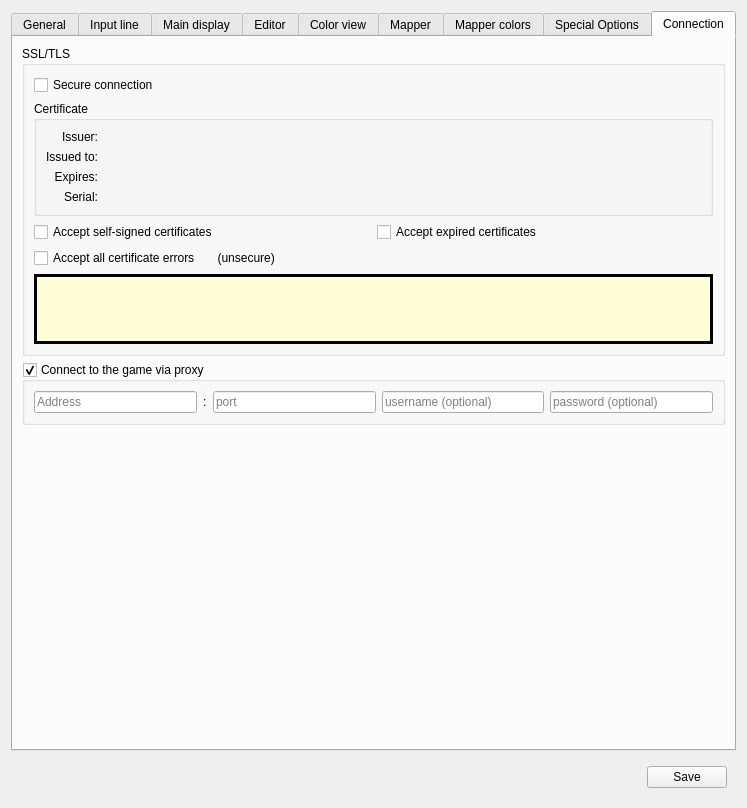
Before: the Qt Designer form src/ui/profile_preferences.ui in Mudlet/Mudlet, drawn with Qt 5.
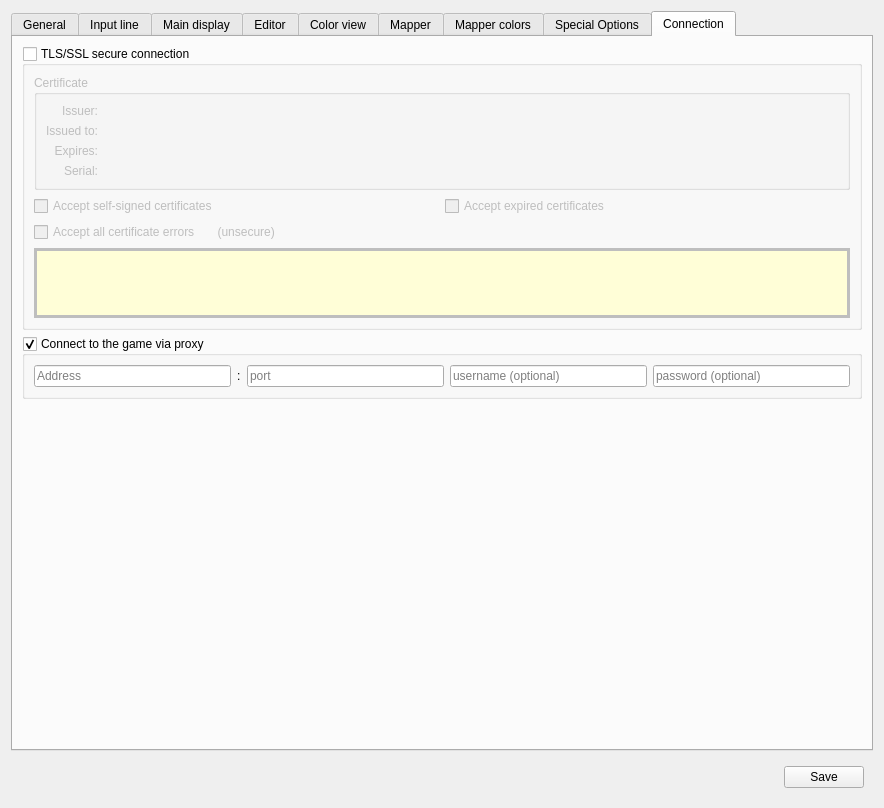
After: the same form once the commit is applied. The open tabs and pages were chosen to show the change. Icons and pictures are not drawn. Custom widgets are drawn as their Qt base class.

Commit message: Don't show SSL certificate info until we have one & streamline UI

Diff of the .ui file:
```diff
--- a/src/ui/profile_preferences.ui
+++ b/src/ui/profile_preferences.ui
@@ -6,7 +6,7 @@
    <rect>
     <x>0</x>
     <y>0</y>
-    <width>747</width>
+    <width>884</width>
     <height>808</height>
    </rect>
   </property>
@@ -2789,20 +2789,16 @@
        <item>
         <widget class="QGroupBox" name="groupBox_ssl">
          <property name="title">
-          <string>SSL/TLS</string>
+          <string>TLS/SSL secure connection</string>
+         </property>
+         <property name="checkable">
+          <bool>true</bool>
+         </property>
+         <property name="checked">
+          <bool>false</bool>
          </property>
          <layout class="QGridLayout" name="gridLayout_groupBox_ssl">
-          <item row="0" column="0">
-           <widget class="QCheckBox" name="checkBox_ssl">
-            <property name="toolTip">
-             <string extracomment="Enable SSL / TLS for this game"/>
-            </property>
-            <property name="text">
-             <string>Secure connection</string>
-            </property>
-           </widget>
-          </item>
-          <item row="1" column="0" colspan="2">
+          <item row="0" column="0" colspan="2">
            <widget class="QGroupBox" name="groupBox_ssl_certificate">
             <property name="sizePolicy">
              <sizepolicy hsizetype="Expanding" vsizetype="Preferred">
@@ -2888,37 +2884,7 @@
             </layout>
            </widget>
           </item>
-          <item row="2" column="0">
-           <widget class="QCheckBox" name="checkBox_self_signed">
-            <property name="toolTip">
-             <string extracomment="Accept secure certificates from the game even if they have expired. This presents a security risk"/>
-            </property>
-            <property name="text">
-             <string>Accept self-signed certificates</string>
-            </property>
-           </widget>
-          </item>
-          <item row="2" column="1">
-           <widget class="QCheckBox" name="checkBox_expired">
-            <property name="toolTip">
-             <string extracomment="Accept secure certificates from the game even if they have expired. This presents a security risk"/>
-            </property>
-            <property name="text">
-             <string>Accept expired certificates</string>
-            </property>
-           </widget>
-          </item>
           <item row="3" column="0" colspan="2">
-           <widget class="QCheckBox" name="checkBox_ignore_all">
-            <property name="toolTip">
-             <string extracomment="Ignore all SSL/TLS errors - this negates the point of a secure connection, use carefully"/>
-            </property>
-            <property name="text">
-             <string>Accept all certificate errors       (unsecure)</string>
-            </property>
-           </widget>
-          </item>
-          <item row="4" column="0" colspan="2">
            <widget class="QFrame" name="notificationArea">
             <property name="sizePolicy">
              <sizepolicy hsizetype="Expanding" vsizetype="Fixed">
@@ -3189,6 +3155,15 @@
                     </color>
                    </brush>
                   </colorrole>
+                  <colorrole role="PlaceholderText">
+                   <brush brushstyle="NoBrush">
+                    <color alpha="128">
+                     <red>0</red>
+                     <green>0</green>
+                     <blue>0</blue>
+                    </color>
+                   </brush>
+                  </colorrole>
                  </active>
                  <inactive>
                   <colorrole role="WindowText">
@@ -3326,6 +3301,15 @@
                     </color>
                    </brush>
                   </colorrole>
+                  <colorrole role="PlaceholderText">
+                   <brush brushstyle="NoBrush">
+                    <color alpha="128">
+                     <red>0</red>
+                     <green>0</green>
+                     <blue>0</blue>
+                    </color>
+                   </brush>
+                  </colorrole>
                  </inactive>
                  <disabled>
                   <colorrole role="WindowText">
@@ -3463,6 +3447,15 @@
                     </color>
                    </brush>
                   </colorrole>
+                  <colorrole role="PlaceholderText">
+                   <brush brushstyle="NoBrush">
+                    <color alpha="128">
+                     <red>0</red>
+                     <green>0</green>
+                     <blue>0</blue>
+                    </color>
+                   </brush>
+                  </colorrole>
                  </disabled>
                 </palette>
                </property>
@@ -3638,6 +3631,15 @@
                     </color>
                    </brush>
                   </colorrole>
+                  <colorrole role="PlaceholderText">
+                   <brush brushstyle="NoBrush">
+                    <color alpha="128">
+                     <red>0</red>
+                     <green>0</green>
+                     <blue>0</blue>
+                    </color>
+                   </brush>
+                  </colorrole>
                  </active>
                  <inactive>
                   <colorrole role="WindowText">
@@ -3775,6 +3777,15 @@
                     </color>
                    </brush>
                   </colorrole>
+                  <colorrole role="PlaceholderText">
+                   <brush brushstyle="NoBrush">
+                    <color alpha="128">
+                     <red>0</red>
+                     <green>0</green>
+                     <blue>0</blue>
+                    </color>
+                   </brush>
+                  </colorrole>
                  </inactive>
                  <disabled>
                   <colorrole role="WindowText">
@@ -3912,6 +3923,15 @@
                     </color>
                    </brush>
                   </colorrole>
+                  <colorrole role="PlaceholderText">
+                   <brush brushstyle="NoBrush">
+                    <color alpha="128">
+                     <red>0</red>
+                     <green>0</green>
+                     <blue>0</blue>
+                    </color>
+                   </brush>
+                  </colorrole>
                  </disabled>
                 </palette>
                </property>
@@ -4087,6 +4107,15 @@
                     </color>
                    </brush>
                   </colorrole>
+                  <colorrole role="PlaceholderText">
+                   <brush brushstyle="NoBrush">
+                    <color alpha="128">
+                     <red>0</red>
+                     <green>0</green>
+                     <blue>0</blue>
+                    </color>
+                   </brush>
+                  </colorrole>
                  </active>
                  <inactive>
                   <colorrole role="WindowText">
@@ -4224,6 +4253,15 @@
                     </color>
                    </brush>
                   </colorrole>
+                  <colorrole role="PlaceholderText">
+                   <brush brushstyle="NoBrush">
+                    <color alpha="128">
+                     <red>0</red>
+                     <green>0</green>
+                     <blue>0</blue>
+                    </color>
+                   </brush>
+                  </colorrole>
                  </inactive>
                  <disabled>
                   <colorrole role="WindowText">
@@ -4361,6 +4399,15 @@
                     </color>
                    </brush>
                   </colorrole>
+                  <colorrole role="PlaceholderText">
+                   <brush brushstyle="NoBrush">
+                    <color alpha="128">
+                     <red>0</red>
+                     <green>0</green>
+                     <blue>0</blue>
+                    </color>
+                   </brush>
+                  </colorrole>
                  </disabled>
                 </palette>
                </property>
@@ -4536,6 +4583,15 @@
                     </color>
                    </brush>
                   </colorrole>
+                  <colorrole role="PlaceholderText">
+                   <brush brushstyle="NoBrush">
+                    <color alpha="128">
+                     <red>0</red>
+                     <green>0</green>
+                     <blue>0</blue>
+                    </color>
+                   </brush>
+                  </colorrole>
                  </active>
                  <inactive>
                   <colorrole role="WindowText">
@@ -4673,6 +4729,15 @@
                     </color>
                    </brush>
                   </colorrole>
+                  <colorrole role="PlaceholderText">
+                   <brush brushstyle="NoBrush">
+                    <color alpha="128">
+                     <red>0</red>
+                     <green>0</green>
+                     <blue>0</blue>
+                    </color>
+                   </brush>
+                  </colorrole>
                  </inactive>
                  <disabled>
                   <colorrole role="WindowText">
@@ -4810,6 +4875,15 @@
                     </color>
                    </brush>
                   </colorrole>
+                  <colorrole role="PlaceholderText">
+                   <brush brushstyle="NoBrush">
+                    <color alpha="128">
+                     <red>0</red>
+                     <green>0</green>
+                     <blue>0</blue>
+                    </color>
+                   </brush>
+                  </colorrole>
                  </disabled>
                 </palette>
                </property>
@@ -4845,6 +4919,36 @@
             </layout>
            </widget>
           </item>
+          <item row="1" column="0">
+           <widget class="QCheckBox" name="checkBox_self_signed">
+            <property name="toolTip">
+             <string extracomment="Accept secure certificates from the game even if they have expired. This presents a security risk"/>
+            </property>
+            <property name="text">
+             <string>Accept self-signed certificates</string>
+            </property>
+           </widget>
+          </item>
+          <item row="1" column="1">
+           <widget class="QCheckBox" name="checkBox_expired">
+            <property name="toolTip">
+             <string extracomment="Accept secure certificates from the game even if they have expired. This presents a security risk"/>
+            </property>
+            <property name="text">
+             <string>Accept expired certificates</string>
+            </property>
+           </widget>
+          </item>
+          <item row="2" column="0" colspan="2">
+           <widget class="QCheckBox" name="checkBox_ignore_all">
+            <property name="toolTip">
+             <string extracomment="Ignore all SSL/TLS errors - this negates the point of a secure connection, use carefully"/>
+            </property>
+            <property name="text">
+             <string>Accept all certificate errors       (unsecure)</string>
+            </property>
+           </widget>
+          </item>
          </layout>
         </widget>
        </item>
```
Left out of the diff: 2 changed lines with no effect on the pictures. The commit also changes 1 other file.
